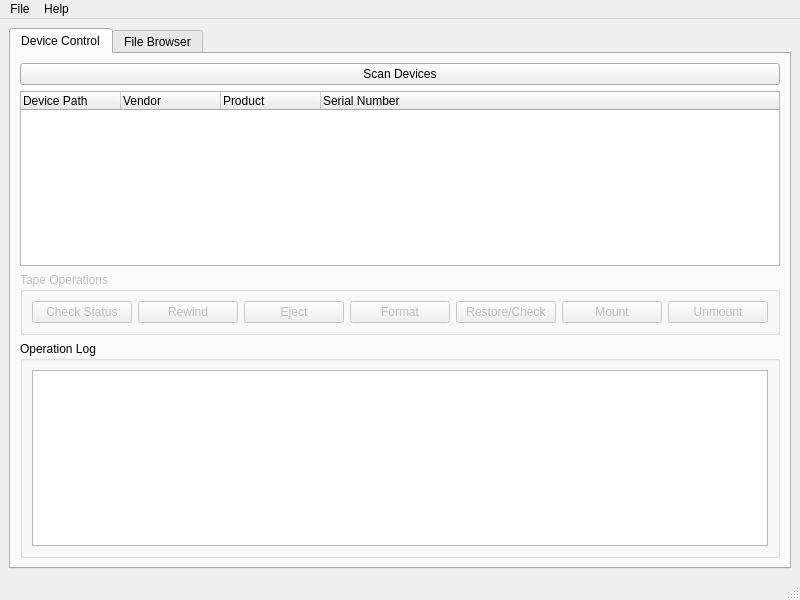
The window that src/MainWindow.ui (Gypsop/QLTOTapeMan) describes before a commit, drawn with Qt 5.
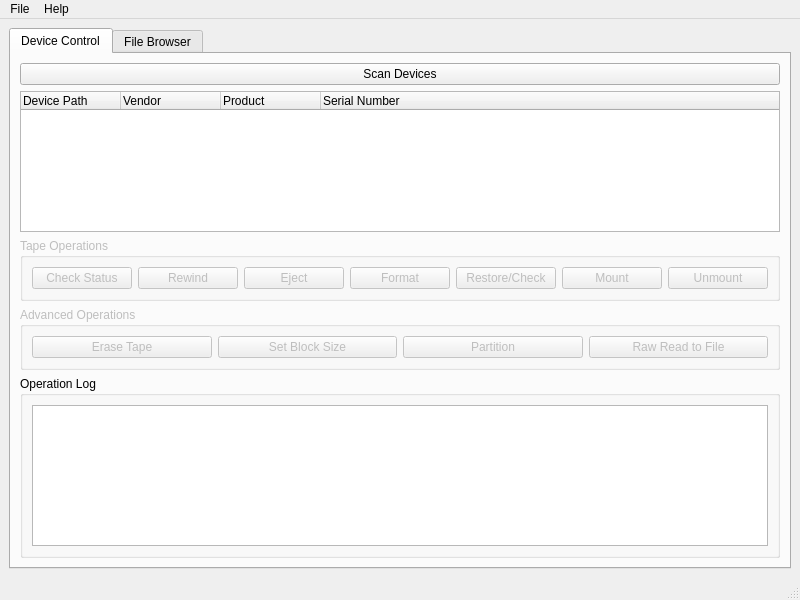
The same window after the commit.

Commit message: fix led bug, fix function bug, add advanced functions

```diff
--- a/src/MainWindow.ui
+++ b/src/MainWindow.ui
@@ -117,6 +117,46 @@
           </layout>
          </widget>
         </item>
+        <item>
+         <widget class="QGroupBox" name="grpAdvancedOps">
+          <property name="title">
+           <string>Advanced Operations</string>
+          </property>
+          <property name="enabled">
+           <bool>false</bool>
+          </property>
+          <layout class="QHBoxLayout" name="horizontalLayout_Adv">
+           <item>
+            <widget class="QPushButton" name="btnErase">
+             <property name="text">
+              <string>Erase Tape</string>
+             </property>
+            </widget>
+           </item>
+           <item>
+            <widget class="QPushButton" name="btnSetBlock">
+             <property name="text">
+              <string>Set Block Size</string>
+             </property>
+            </widget>
+           </item>
+           <item>
+            <widget class="QPushButton" name="btnPartition">
+             <property name="text">
+              <string>Partition</string>
+             </property>
+            </widget>
+           </item>
+           <item>
+            <widget class="QPushButton" name="btnRawRead">
+             <property name="text">
+              <string>Raw Read to File</string>
+             </property>
+            </widget>
+           </item>
+          </layout>
+         </widget>
+        </item>
         <item>
          <widget class="QGroupBox" name="groupBoxLog">
           <property name="title">
```
The commit also changes 10 other files.
